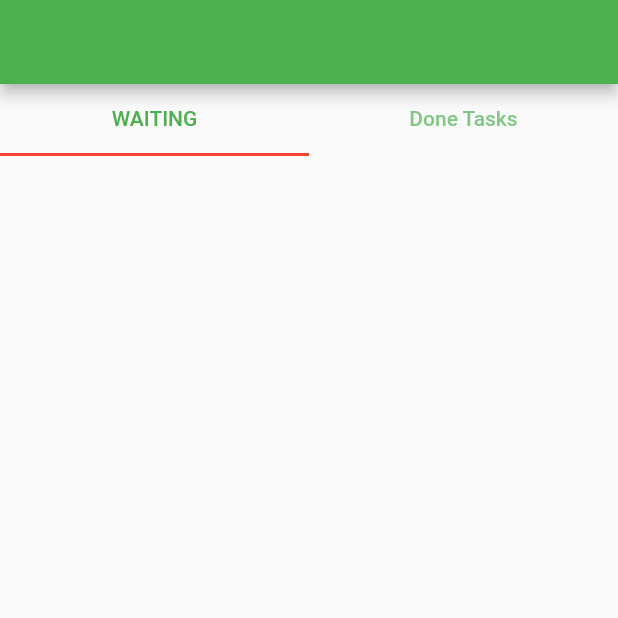
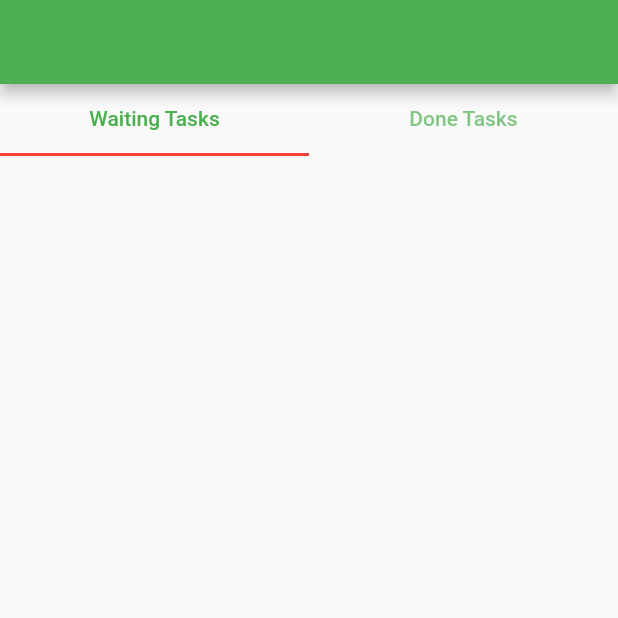
Before and after one commit to mohamed97alsaee/todo, a Flutter app: the screen it shows after launch, on a phone screen of 412 x 824 dp, the top half of it. Run offline on Flutter 3.47's test engine with Material 2 defaults, Android fonts, the phone set to English and light mode, and no system bars.

Commit message:
Changed Name of Tasks Tab.

```diff
--- a/lib/home_screen.dart
+++ b/lib/home_screen.dart
@@ -119,7 +119,7 @@ class _HomeScreenState extends State<HomeScreen> {
           children: [
             const TabBar(tabs: [
               Tab(
-                text: 'WAITING',
+                text: 'Waiting Tasks',
               ),
               Tab(
                 text: 'Done Tasks',
```
